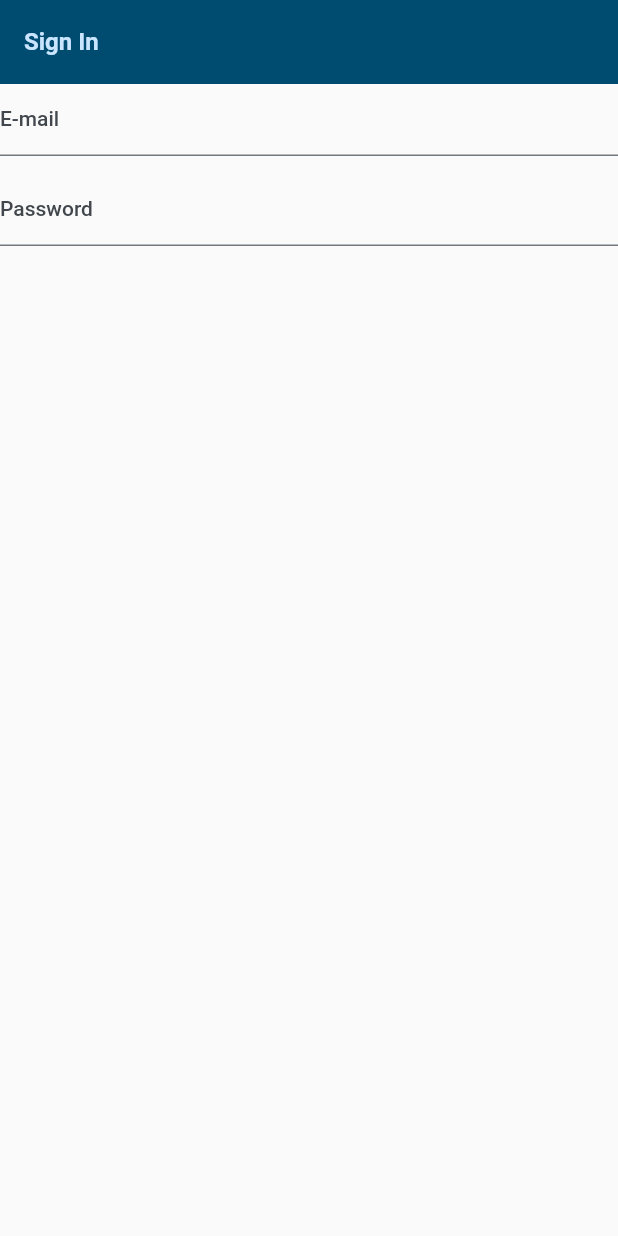
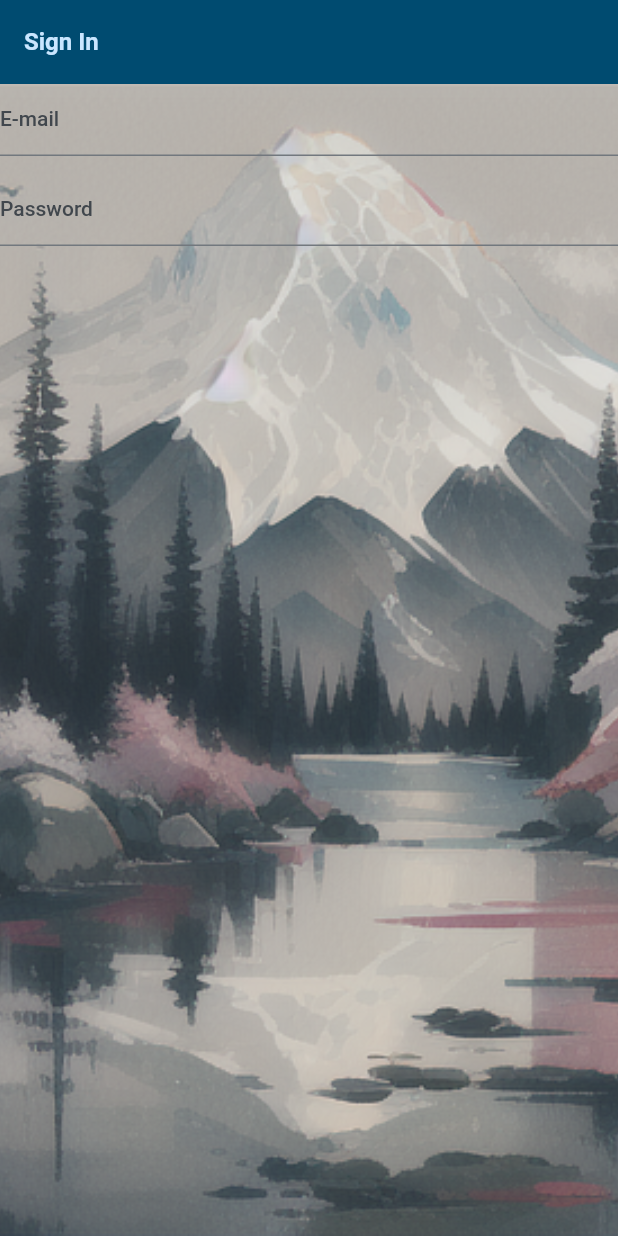
Before and after one commit to kanazawanao/coffee_paws_app, a Flutter app: the screen it shows after launch, on a phone screen of 412 x 824 dp. Run offline on Flutter 3.47's test engine with Material 2 defaults, Android fonts, the phone set to English and light mode, and no system bars.

Commit message:
背景入れてみた

```diff
--- a/lib/screens/sign_in.dart
+++ b/lib/screens/sign_in.dart
@@ -21,7 +21,14 @@ class _SignInScreenState extends State<SignInScreen> {
           'Sign In',
         ),
       ),
-      body: Column(
+      body: Container(
+        decoration: const BoxDecoration(
+          image: DecorationImage(
+            image: AssetImage('images/background.png'),
+            fit: BoxFit.cover,
+          ),
+        ),
+        child: Column(
           children: [
             TextField(
               controller: _emailController,
@@ -40,6 +47,7 @@ class _SignInScreenState extends State<SignInScreen> {
             )
           ],
         ),
+      ),
     );
   }
 }
```
Also changed, not shown: pubspec.yaml (+4 -7 lines), images/background.png (added). Lines whose indentation alone changed are shown as unchanged.
